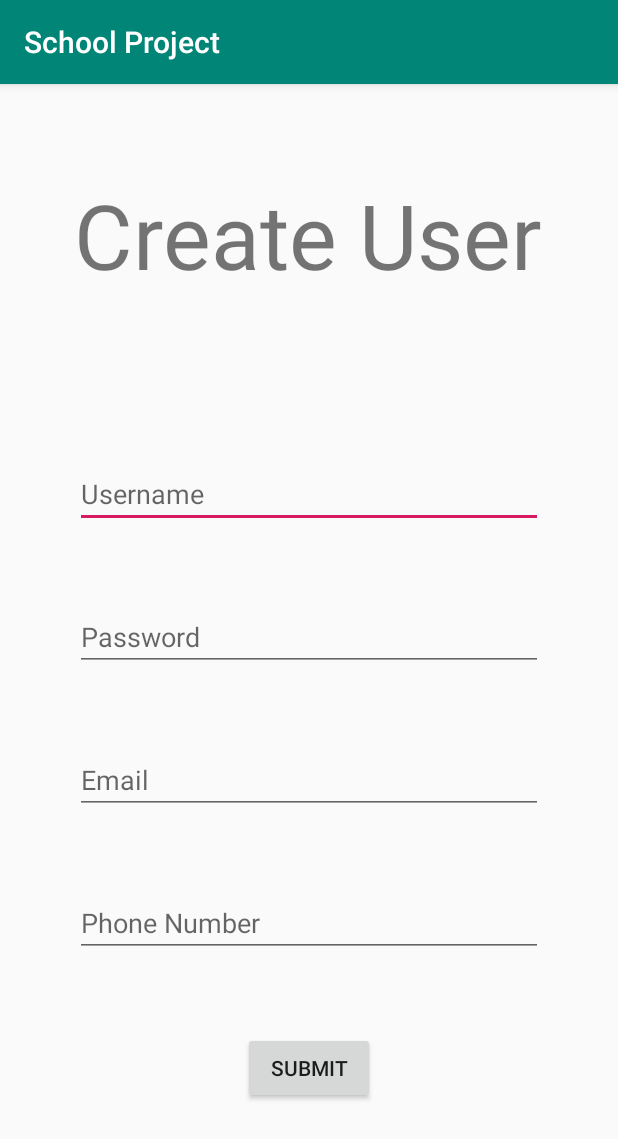
After one commit to raztayar/1010-game, an Android app: the RegisterActivity screen opened directly, with no data from a screen before it, on a phone screen of 412 x 824 dp. The commit adds this screen. Shown: the top 1139 px of the screen. Run offline under Robolectric (Android 15) with nearby library versions, the phone set to English and light mode, and no system bars.

Commit message:
started working on users

```diff
--- a/app/src/main/AndroidManifest.xml
+++ b/app/src/main/AndroidManifest.xml
@@ -9,14 +9,16 @@
         android:roundIcon="@mipmap/ic_launcher_round"
         android:supportsRtl="true"
         android:theme="@style/AppTheme">
-        <activity android:name=".Activities.MainMenu">
+        <activity android:name=".Activities.LoginActivity"></activity>
+        <activity android:name=".Activities.RegisterActivity" />
+        <activity android:name=".Activities.MainMenuActivity">
             <intent-filter>
                 <action android:name="android.intent.action.MAIN" />
 
                 <category android:name="android.intent.category.LAUNCHER" />
             </intent-filter>
         </activity>
-        <activity android:name=".Activities.GameActivity"></activity>
+        <activity android:name=".Activities.GameActivity" />
     </application>
 
 </manifest>
--- a/app/src/main/java/com/example/raz/schoolproject/Activities/MainMenu.java
+++ b/app/src/main/java/com/example/raz/schoolproject/Activities/MainMenuActivity.java
@@ -8,7 +8,7 @@ import android.widget.Button;
 
 import com.example.raz.schoolproject.R;
 
-public class MainMenu extends AppCompatActivity {
+public class MainMenuActivity extends AppCompatActivity {
 
     private Button gotoGame;
 
@@ -21,7 +21,7 @@ public class MainMenu extends AppCompatActivity {
         gotoGame.setOnClickListener(new View.OnClickListener(){
             @Override
             public void onClick(View v) {
-                startActivity(new Intent(MainMenu.this, GameActivity.class));
+                startActivity(new Intent(MainMenuActivity.this, GameActivity.class));
             }
         } );
     }
--- /dev/null
+++ b/app/src/main/java/com/example/raz/schoolproject/Activities/RegisterActivity.java
@@ -0,0 +1,34 @@
+package com.example.raz.schoolproject.Activities;
+
+import android.support.v7.app.AppCompatActivity;
+import android.os.Bundle;
+import android.view.View;
+import android.widget.Button;
+import android.widget.EditText;
+
+import com.example.raz.schoolproject.R;
+
+public class RegisterActivity extends AppCompatActivity {
+
+    Button submit;
+
+    @Override
+    protected void onCreate(Bundle savedInstanceState) {
+        super.onCreate(savedInstanceState);
+        setContentView(R.layout.activity_register);
+
+        submit = findViewById(R.id.submitButton);
+
+        submit.setOnClickListener(new View.OnClickListener() {
+            @Override
+            public void onClick(View v) {
+                String username = ((EditText) findViewById(R.id.username)).getText().toString();
+                String password = ((EditText) findViewById(R.id.password)).getText().toString();
+                String email = ((EditText) findViewById(R.id.email)).getText().toString();
+                String phoneNumber = ((EditText) findViewById(R.id.phoneNumber)).getText().toString();
+
+
+            }
+        });
+    }
+}
--- a/app/src/main/java/com/example/raz/schoolproject/Utilities.java
+++ b/app/src/main/java/com/example/raz/schoolproject/Utilities.java
@@ -24,7 +24,6 @@ import com.example.raz.schoolproject.Shapes.Square_Small;
 
 import java.util.Locale;
 import java.util.Random;
-import java.util.concurrent.TimeUnit;
 
 public class Utilities {
 
--- a/app/src/main/res/layout/activity_main_menu.xml
+++ b/app/src/main/res/layout/activity_main_menu.xml
@@ -6,7 +6,7 @@
     android:layout_height="match_parent"
     android:orientation="vertical"
     android:gravity="center"
-    tools:context=".Activities.MainMenu">
+    tools:context=".Activities.MainMenuActivity">
 
     <LinearLayout
         android:layout_width="match_parent"
--- /dev/null
+++ b/app/src/main/res/layout/activity_register.xml
@@ -0,0 +1,65 @@
+<?xml version="1.0" encoding="utf-8"?>
+<LinearLayout xmlns:android="http://schemas.android.com/apk/res/android"
+    xmlns:app="http://schemas.android.com/apk/res-auto"
+    xmlns:tools="http://schemas.android.com/tools"
+    android:layout_width="match_parent"
+    android:layout_height="match_parent"
+    android:orientation="vertical"
+    tools:context=".Activities.RegisterActivity">
+
+    <LinearLayout
+        android:layout_width="match_parent"
+        android:layout_height="wrap_content"
+        android:gravity="center">
+        <TextView
+            android:layout_width="wrap_content"
+            android:layout_height="wrap_content"
+            android:text="Create User"
+            android:textSize="60sp"
+            android:layout_marginVertical="60dp"/>
+    </LinearLayout>
+    <LinearLayout
+        android:layout_width="match_parent"
+        android:layout_height="match_parent"
+        android:orientation="vertical">
+        <EditText
+            android:layout_width="match_parent"
+            android:layout_height="wrap_content"
+            android:layout_marginTop="50dp"
+            android:layout_marginHorizontal="50dp"
+            android:hint="Username"
+            android:id="@+id/username"
+            android:inputType="text"/>
+        <EditText
+            android:layout_width="match_parent"
+            android:layout_height="wrap_content"
+            android:layout_marginTop="50dp"
+            android:layout_marginHorizontal="50dp"
+            android:hint="Password"
+            android:id="@+id/password"
+            android:inputType="textPassword"/>
+        <EditText
+            android:layout_width="match_parent"
+            android:layout_height="wrap_content"
+            android:layout_marginTop="50dp"
+            android:layout_marginHorizontal="50dp"
+            android:hint="Email"
+            android:id="@+id/email"
+            android:inputType="text"/>
+        <EditText
+            android:layout_width="match_parent"
+            android:layout_height="wrap_content"
+            android:layout_marginTop="50dp"
+            android:layout_marginHorizontal="50dp"
+            android:hint="Phone Number"
+            android:id="@+id/phoneNumber"
+            android:inputType="phone"/>
+        <Button
+            android:layout_width="wrap_content"
+            android:layout_height="wrap_content"
+            android:text="Submit"
+            android:id="@+id/submitButton"
+            android:layout_marginTop="50dp"
+            android:layout_gravity="center"/>
+    </LinearLayout>
+</LinearLayout>
```
Also changed, not shown: app/src/main/java/com/example/raz/schoolproject/Activities/GameActivity.java (+14 -19 lines), app/src/main/java/com/example/raz/schoolproject/Activities/LoginActivity.java (added, +17 -0 lines), app/src/main/java/com/example/raz/schoolproject/Game.java (+13 -13 lines), app/src/main/java/com/example/raz/schoolproject/Shape.java (+15 -0 lines), app/src/main/java/com/example/raz/schoolproject/Theme.java (+4 -3 lines), app/src/main/java/com/example/raz/schoolproject/User.java (added, +28 -0 lines), app/src/main/java/com/example/raz/schoolproject/UserDAL.java (added, +14 -0 lines), app/src/main/res/layout/activity_login.xml (added, +9 -0 lines), 1 other file.
